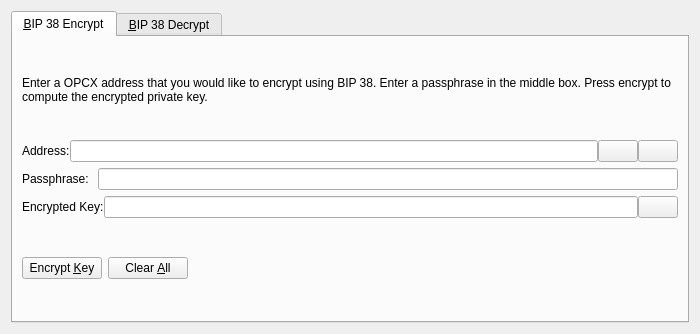
First picture: the form in src/qt/forms/bip38tooldialog.ui, repository opcoinx/OPCoinX, before the edit.
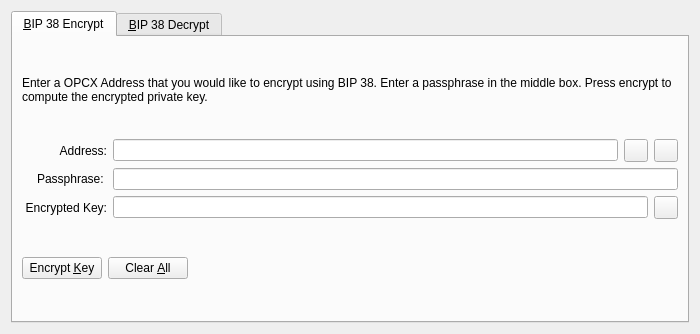
Second picture: the form after the edit. The open tabs and pages were chosen to show the change. Icons and pictures are not drawn. Custom widgets are drawn as their Qt base class.

Diff of the .ui file:
```diff
--- a/src/qt/forms/bip38tooldialog.ui
+++ b/src/qt/forms/bip38tooldialog.ui
@@ -30,7 +30,7 @@
        <item>
         <widget class="QLabel" name="infoLabel_ENC">
          <property name="text">
-          <string>Enter a OPCX address that you would like to encrypt using BIP 38. Enter a passphrase in the middle box. Press encrypt to compute the encrypted private key.</string>
+          <string>Enter a OPCX Address that you would like to encrypt using BIP 38. Enter a passphrase in the middle box. Press encrypt to compute the encrypted private key.</string>
          </property>
          <property name="textFormat">
           <enum>Qt::PlainText</enum>
@@ -42,11 +42,17 @@
        </item>
        <item>
         <layout class="QHBoxLayout" name="horizontalLayout_1_ENC">
-         <property name="spacing">
-          <number>0</number>
-         </property>
          <item>
           <widget class="QLabel" name="label_5">
+           <property name="alignment">
+            <set>Qt::AlignRight|Qt::AlignTrailing|Qt::AlignVCenter</set>
+           </property>
+           <property name="minimumSize">
+            <size>
+             <width>85</width>
+             <height>0</height>
+            </size>
+           </property>
            <property name="text">
             <string>Address:</string>
            </property>
@@ -60,7 +66,7 @@
           </widget>
          </item>
          <item>
-          <widget class="QPushButton" name="addressBookButton_ENC">
+          <widget class="QToolButton" name="addressBookButton_ENC">
            <property name="toolTip">
             <string>Choose previously used address</string>
            </property>
@@ -74,13 +80,10 @@
            <property name="shortcut">
             <string>Alt+A</string>
            </property>
-           <property name="autoDefault">
-            <bool>false</bool>
-           </property>
           </widget>
          </item>
          <item>
-          <widget class="QPushButton" name="pasteButton_ENC">
+          <widget class="QToolButton" name="pasteButton_ENC">
            <property name="toolTip">
             <string>Paste address from clipboard</string>
            </property>
@@ -94,9 +97,6 @@
            <property name="shortcut">
             <string>Alt+P</string>
            </property>
-           <property name="autoDefault">
-            <bool>false</bool>
-           </property>
           </widget>
          </item>
         </layout>
@@ -105,6 +105,15 @@
         <layout class="QHBoxLayout" name="horizontalLayout_5">
          <item>
           <widget class="QLabel" name="label_6">
+           <property name="alignment">
+            <set>Qt::AlignRight|Qt::AlignTrailing|Qt::AlignVCenter</set>
+           </property>
+           <property name="minimumSize">
+            <size>
+             <width>85</width>
+             <height>0</height>
+            </size>
+           </property>
            <property name="text">
             <string>Passphrase: </string>
            </property>
@@ -121,11 +130,17 @@
        </item>
        <item>
         <layout class="QHBoxLayout" name="horizontalLayout_2_ENC">
-         <property name="spacing">
-          <number>0</number>
-         </property>
          <item>
           <widget class="QLabel" name="encryptedKeyLabel_ENC">
+           <property name="alignment">
+            <set>Qt::AlignRight|Qt::AlignTrailing|Qt::AlignVCenter</set>
+           </property>
+           <property name="minimumSize">
+            <size>
+             <width>85</width>
+             <height>0</height>
+            </size>
+           </property>
            <property name="text">
             <string>Encrypted Key:</string>
            </property>
@@ -147,7 +162,7 @@
           </widget>
          </item>
          <item>
-          <widget class="QPushButton" name="copyKeyButton_ENC">
+          <widget class="QToolButton" name="copyKeyButton_ENC">
            <property name="toolTip">
             <string>Copy the current signature to the system clipboard</string>
            </property>
@@ -158,9 +173,6 @@
             <iconset>
              <normaloff>:/icons/editcopy</normaloff>:/icons/editcopy</iconset>
            </property>
-           <property name="autoDefault">
-            <bool>false</bool>
-           </property>
           </widget>
          </item>
         </layout>
```
Left out of the diff: 70 changed lines with no effect on the pictures.
